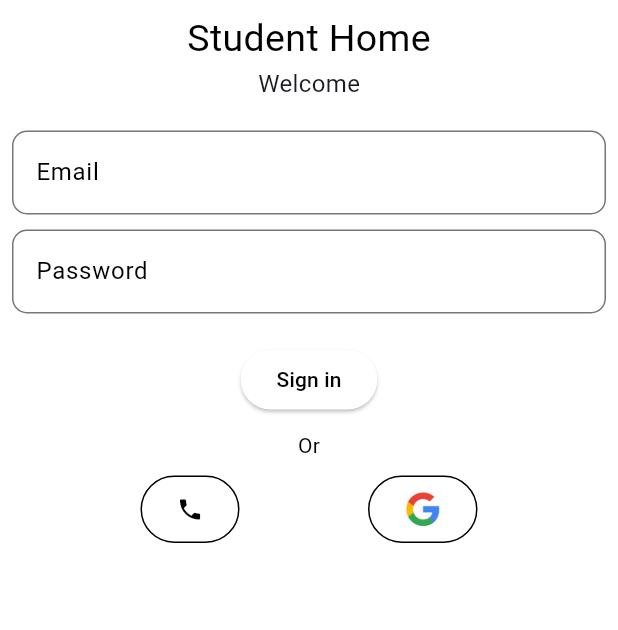
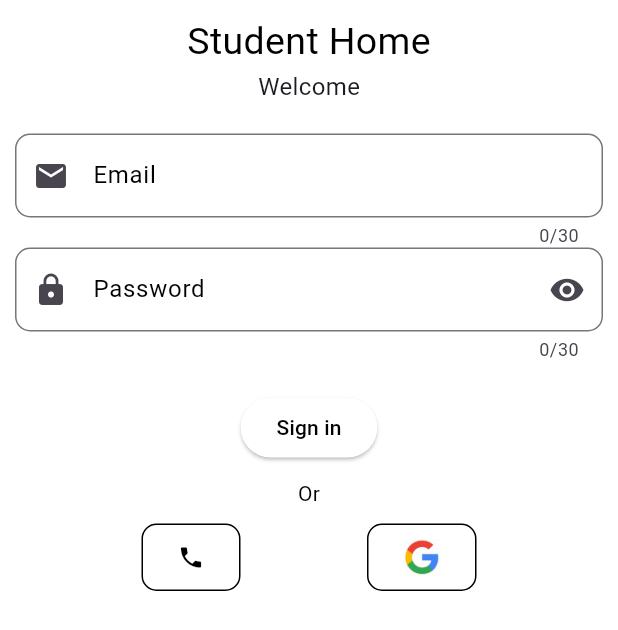
Before and after one commit to Roshandevelops/student_records, a Flutter app: the screen it shows after launch, on a phone screen of 412 x 824 dp. Shown: the top 630 px of the screen. Run offline on Flutter 3.47's test engine with Material 3 defaults, Android fonts, the phone set to English and light mode, and no system bars; our stand-ins replace firebase_core, flutter_otp_text_field, intl_phone_field; accounts and stored records are empty.

Commit message:
otp UI done

```diff
--- a/lib/main.dart
+++ b/lib/main.dart
@@ -19,6 +19,12 @@ class MyApp extends StatelessWidget {
   @override
   Widget build(BuildContext context) {
     return MaterialApp(
+      // initialRoute: "homescreen",
+      // routes: {
+      //   "homescreen": (context) => HomeScreen(),
+      //   "phonescreen": (context) => HomeScreen(),
+      //   "otpscreen": (context) => HomeScreen(),
+      // },
       theme: ThemeData(
         scaffoldBackgroundColor: kwhite,
 
--- a/lib/view/home/home_screen.dart
+++ b/lib/view/home/home_screen.dart
@@ -1,4 +1,5 @@
-import 'package:firebase_sample/view/home/widgets/outlined_button.dart';
+import 'package:firebase_sample/widgets/outlined_button_widget.dart';
+import 'package:firebase_sample/view/phone/number_screen.dart';
 import 'package:firebase_sample/widgets/constants.dart';
 import 'package:firebase_sample/widgets/textformfield_widget.dart';
 import 'package:flutter/material.dart';
@@ -19,7 +20,7 @@ class _HomeScreenState extends State<HomeScreen> {
       resizeToAvoidBottomInset: false,
       body: SafeArea(
           child: Padding(
-        padding: const EdgeInsets.all(8.0),
+        padding: const EdgeInsets.all(10),
         child: Column(
           children: [
             const Text(
@@ -37,11 +38,17 @@ class _HomeScreenState extends State<HomeScreen> {
             ),
             kHeight20,
             TextformfieldWidget(
+              prefixIcon: const Icon(Icons.email),
               hintText: "Email",
               textEditingController: emailController,
             ),
-            kHeight,
             TextformfieldWidget(
+              obscureText: true,
+              onDoubleTap: () {
+                print("eye button pressed");
+              },
+              suffixIcon: const Icon(Icons.remove_red_eye),
+              prefixIcon: const Icon(Icons.lock),
               hintText: "Password",
               textEditingController: passController,
             ),
@@ -50,7 +57,9 @@ class _HomeScreenState extends State<HomeScreen> {
               style: ElevatedButton.styleFrom(
                 backgroundColor: kwhite,
               ),
-              onPressed: () {},
+              onPressed: () {
+                print("pressed");
+              },
               child: Text(
                 "Sign in",
                 style: textStyleBlack,
@@ -65,8 +74,17 @@ class _HomeScreenState extends State<HomeScreen> {
             Row(
               mainAxisAlignment: MainAxisAlignment.spaceEvenly,
               children: [
-                const OutlinedButtonWidget(
-                  child: Row(
+                OutlinedButtonWidget(
+                  onPressed: () {
+                    Navigator.of(context).push(
+                      MaterialPageRoute(
+                        builder: (ctx) {
+                          return NumberScreen();
+                        },
+                      ),
+                    );
+                  },
+                  child: const Row(
                     children: [
                       Icon(
                         Icons.phone,
@@ -76,6 +94,9 @@ class _HomeScreenState extends State<HomeScreen> {
                   ),
                 ),
                 OutlinedButtonWidget(
+                  onPressed: () {
+                    print("pressed");
+                  },
                   child: Image.asset(
                     "assets/OIP.jpeg",
                     height: 25,
--- a/lib/view/home/widgets/outlined_button.dart
+++ b/lib/widgets/outlined_button_widget.dart
@@ -2,10 +2,12 @@ import 'package:firebase_sample/widgets/constants.dart';
 import 'package:flutter/material.dart';
 
 class OutlinedButtonWidget extends StatelessWidget {
-  const OutlinedButtonWidget({super.key, this.onPressed, this.child});
+  const OutlinedButtonWidget(
+      {super.key, this.onPressed, this.child, this.backgroundColor});
 
   final void Function()? onPressed;
   final Widget? child;
+  final Color? backgroundColor;
 
   @override
   Widget build(BuildContext context) {
@@ -13,7 +15,11 @@ class OutlinedButtonWidget extends StatelessWidget {
       height: 45,
       child: OutlinedButton(
         style: OutlinedButton.styleFrom(
-          side:const BorderSide(
+          shape: RoundedRectangleBorder(
+            borderRadius: BorderRadius.circular(10),
+          ),
+          backgroundColor: backgroundColor,
+          side: const BorderSide(
             color: kBlack,
           ),
         ),
--- a/lib/widgets/textformfield_widget.dart
+++ b/lib/widgets/textformfield_widget.dart
@@ -2,25 +2,41 @@ import 'package:firebase_sample/widgets/constants.dart';
 import 'package:flutter/material.dart';
 
 class TextformfieldWidget extends StatelessWidget {
-  const TextformfieldWidget({super.key,required this.hintText,required this.textEditingController,});
+  const TextformfieldWidget(
+      {super.key,
+      required this.hintText,
+      required this.textEditingController,
+      this.suffixIcon,
+      this.prefixIcon,
+      this.onDoubleTap,
+      this.obscureText = false});
   final String hintText;
   final TextEditingController textEditingController;
+  final Widget? suffixIcon;
+  final Widget? prefixIcon;
+  final void Function()? onDoubleTap;
+  final bool obscureText;
   // final TextEditingController passController;
-
 
   @override
   Widget build(BuildContext context) {
-
-    return  TextFormField(
+    return TextFormField(
+      maxLength: 30,
+      obscureText: obscureText,
       style: const TextStyle(
         color: kBlack,
       ),
       controller: textEditingController,
       decoration: InputDecoration(
+        suffixIcon: suffixIcon,
+        prefixIcon: InkWell(
+          onDoubleTap: onDoubleTap,
+          child: prefixIcon,
+        ),
         border: OutlineInputBorder(
           borderRadius: BorderRadius.circular(10),
         ),
-                hintText:hintText,
+        hintText: hintText,
         hintStyle: const TextStyle(
           color: kBlack,
         ),
--- a/pubspec.yaml
+++ b/pubspec.yaml
@@ -38,6 +38,8 @@ dependencies:
   firebase_core: ^3.13.0
   firebase_auth: ^5.5.2
   cloud_firestore: ^5.6.6
+  intl_phone_field: ^3.2.0
+  flutter_otp_text_field: ^1.1.0+2
 
 dev_dependencies:
   flutter_test:
```
Also changed, not shown: lib/view/phone/number_screen.dart (added, +90 -0 lines), lib/view/phone/otp_screen.dart (added, +141 -0 lines), pubspec.lock. Lines whose indentation alone changed are shown as unchanged.
